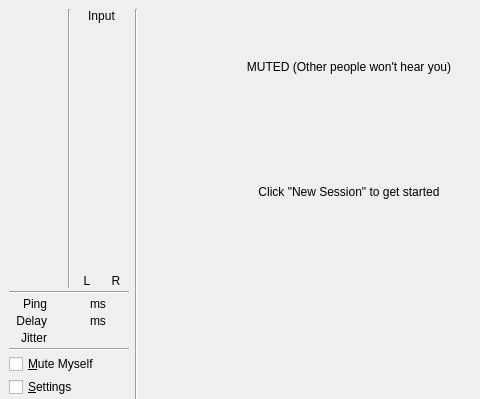
The window that src/clientdlgbase.ui (koord-live/koord-jamulus) describes before a commit, drawn with Qt 5; both pictures show x 0 to 480 and y 0 to 399 of the 566 by 498 pixel window.
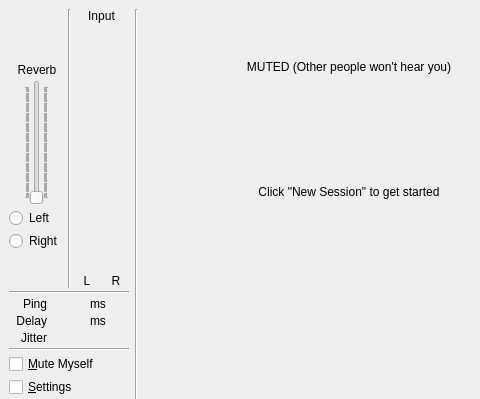
The same window after the commit. Icons and pictures are not drawn. Custom widgets are drawn as their Qt base class.

```diff
--- a/src/clientdlgbase.ui
+++ b/src/clientdlgbase.ui
@@ -90,7 +90,145 @@
                  </widget>
                 </item>
                 <item>
-                 <layout class="QVBoxLayout"/>
+                 <spacer name="verticalSpacer">
+                  <property name="orientation">
+                   <enum>Qt::Vertical</enum>
+                  </property>
+                  <property name="sizeType">
+                   <enum>QSizePolicy::Expanding</enum>
+                  </property>
+                  <property name="sizeHint" stdset="0">
+                   <size>
+                    <width>13</width>
+                    <height>10</height>
+                   </size>
+                  </property>
+                 </spacer>
+                </item>
+                <item>
+                 <layout class="QVBoxLayout">
+                  <item>
+                   <layout class="QVBoxLayout">
+                    <property name="spacing">
+                     <number>3</number>
+                    </property>
+                    <item>
+                     <widget class="QLabel" name="lblAudioReverb">
+                      <property name="text">
+                       <string>Reverb</string>
+                      </property>
+                      <property name="alignment">
+                       <set>Qt::AlignCenter</set>
+                      </property>
+                     </widget>
+                    </item>
+                    <item>
+                     <layout class="QHBoxLayout">
+                      <item>
+                       <spacer>
+                        <property name="orientation">
+                         <enum>Qt::Horizontal</enum>
+                        </property>
+                        <property name="sizeType">
+                         <enum>QSizePolicy::Minimum</enum>
+                        </property>
+                        <property name="sizeHint" stdset="0">
+                         <size>
+                          <width>0</width>
+                          <height>20</height>
+                         </size>
+                        </property>
+                       </spacer>
+                      </item>
+                      <item>
+                       <widget class="QSlider" name="sldAudioReverb">
+                        <property name="sizePolicy">
+                         <sizepolicy hsizetype="Fixed" vsizetype="Expanding">
+                          <horstretch>0</horstretch>
+                          <verstretch>0</verstretch>
+                         </sizepolicy>
+                        </property>
+                        <property name="minimumSize">
+                         <size>
+                          <width>0</width>
+                          <height>125</height>
+                         </size>
+                        </property>
+                        <property name="maximumSize">
+                         <size>
+                          <width>16777215</width>
+                          <height>300</height>
+                         </size>
+                        </property>
+                        <property name="pageStep">
+                         <number>1</number>
+                        </property>
+                        <property name="orientation">
+                         <enum>Qt::Vertical</enum>
+                        </property>
+                        <property name="tickPosition">
+                         <enum>QSlider::TicksBothSides</enum>
+                        </property>
+                       </widget>
+                      </item>
+                      <item>
+                       <spacer>
+                        <property name="orientation">
+                         <enum>Qt::Horizontal</enum>
+                        </property>
+                        <property name="sizeType">
+                         <enum>QSizePolicy::Minimum</enum>
+                        </property>
+                        <property name="sizeHint" stdset="0">
+                         <size>
+                          <width>0</width>
+                          <height>20</height>
+                         </size>
+                        </property>
+                       </spacer>
+                      </item>
+                     </layout>
+                    </item>
+                   </layout>
+                  </item>
+                  <item>
+                   <layout class="QVBoxLayout">
+                    <property name="spacing">
+                     <number>3</number>
+                    </property>
+                    <item>
+                     <widget class="QRadioButton" name="rbtReverbSelL">
+                      <property name="text">
+                       <string>Left</string>
+                      </property>
+                     </widget>
+                    </item>
+                    <item>
+                     <widget class="QRadioButton" name="rbtReverbSelR">
+                      <property name="text">
+                       <string>Right</string>
+                      </property>
+                     </widget>
+                    </item>
+                   </layout>
+                  </item>
+                 </layout>
+                </item>
+                <item>
+                 <spacer>
+                  <property name="orientation">
+                   <enum>Qt::Vertical</enum>
+                  </property>
+                  <property name="sizeType">
+                   <enum>QSizePolicy::Expanding</enum>
+                  </property>
+                  <property name="sizeHint" stdset="0">
+                   <size>
+                    <width>13</width>
+                    <height>10</height>
+                   </size>
+                  </property>
+                 </spacer>
                 </item>
                </layout>
               </item>
```
Left out of the diff: 5 changed lines with no effect on the pictures.
